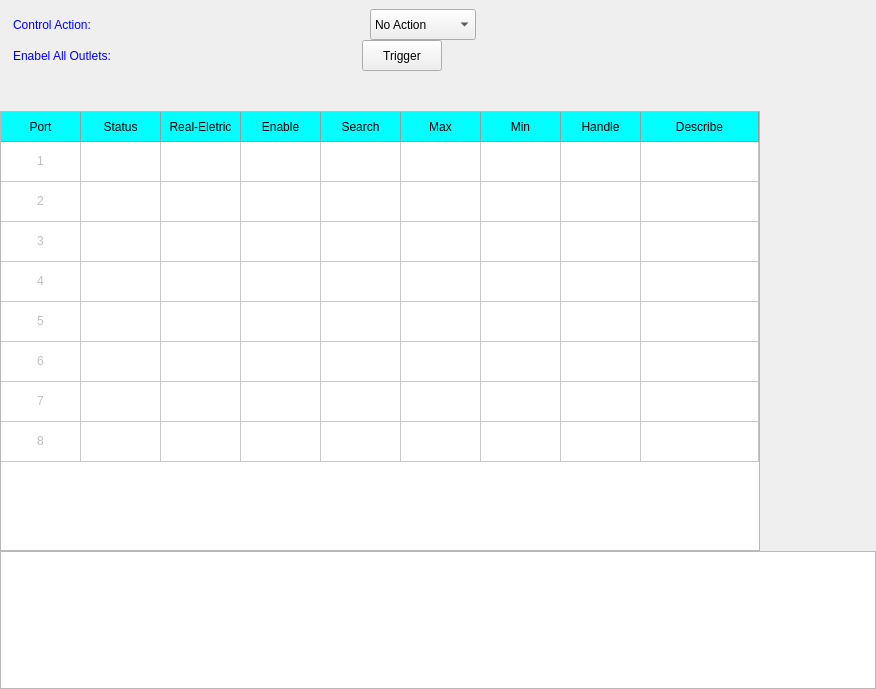
This is PS/Device_Manager/control.ui in yangfengfeng8/Test as Qt 5 draws it before an edit. The edited form follows.
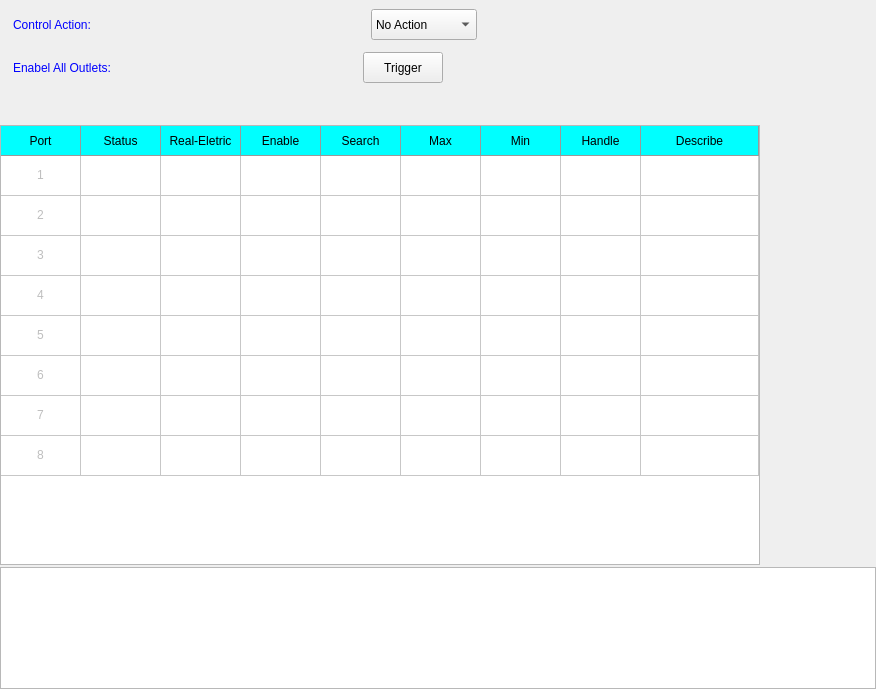
This is the edited form.

The edit to the form file:
```diff
--- a/PS/Device_Manager/control.ui
+++ b/PS/Device_Manager/control.ui
@@ -34,7 +34,7 @@
   </property>
   <layout class="QVBoxLayout" name="verticalLayout">
    <property name="spacing">
-    <number>0</number>
+    <number>2</number>
    </property>
    <property name="leftMargin">
     <number>0</number>
@@ -163,6 +163,22 @@
      </item>
     </layout>
    </item>
+   <item>
+    <spacer name="verticalSpacer_2">
+     <property name="orientation">
+      <enum>Qt::Vertical</enum>
+     </property>
+     <property name="sizeType">
+      <enum>QSizePolicy::Fixed</enum>
+     </property>
+     <property name="sizeHint" stdset="0">
+      <size>
+       <width>20</width>
+       <height>10</height>
+      </size>
+     </property>
+    </spacer>
+   </item>
    <item>
     <layout class="QHBoxLayout" name="horizontalLayout_2">
      <item>
@@ -395,7 +411,7 @@
        <string>1</string>
       </property>
       <property name="textAlignment">
-       <set>AlignHCenter|AlignVCenter|AlignCenter</set>
+       <set>AlignCenter</set>
       </property>
       <property name="flags">
        <set>ItemIsSelectable|ItemIsDragEnabled|ItemIsUserCheckable</set>
@@ -406,7 +422,7 @@
        <string/>
       </property>
       <property name="textAlignment">
-       <set>AlignHCenter|AlignVCenter|AlignCenter</set>
+       <set>AlignCenter</set>
       </property>
       <property name="flags">
        <set>ItemIsSelectable|ItemIsDragEnabled|ItemIsUserCheckable</set>
@@ -417,7 +433,7 @@
        <string/>
       </property>
       <property name="textAlignment">
-       <set>AlignHCenter|AlignVCenter|AlignCenter</set>
+       <set>AlignCenter</set>
       </property>
       <property name="flags">
        <set>ItemIsSelectable|ItemIsDragEnabled|ItemIsUserCheckable</set>
@@ -428,7 +444,7 @@
        <string/>
       </property>
       <property name="textAlignment">
-       <set>AlignHCenter|AlignVCenter|AlignCenter</set>
+       <set>AlignCenter</set>
       </property>
       <property name="flags">
        <set>ItemIsSelectable|ItemIsDragEnabled|ItemIsUserCheckable</set>
@@ -439,7 +455,7 @@
        <string/>
       </property>
       <property name="textAlignment">
-       <set>AlignHCenter|AlignVCenter|AlignCenter</set>
+       <set>AlignCenter</set>
       </property>
       <property name="flags">
        <set>ItemIsSelectable|ItemIsDragEnabled|ItemIsUserCheckable</set>
@@ -450,7 +466,7 @@
        <string/>
       </property>
       <property name="textAlignment">
-       <set>AlignHCenter|AlignVCenter|AlignCenter</set>
+       <set>AlignCenter</set>
       </property>
      </item>
      <item row="0" column="6">
@@ -458,7 +474,7 @@
        <string/>
       </property>
       <property name="textAlignment">
-       <set>AlignHCenter|AlignVCenter|AlignCenter</set>
+       <set>AlignCenter</set>
       </property>
      </item>
      <item row="0" column="7">
@@ -474,7 +490,7 @@
        <string>2</string>
       </property>
       <property name="textAlignment">
-       <set>AlignHCenter|AlignVCenter|AlignCenter</set>
+       <set>AlignCenter</set>
       </property>
       <property name="flags">
        <set>ItemIsSelectable|ItemIsDragEnabled|ItemIsUserCheckable</set>
@@ -485,7 +501,7 @@
        <string/>
       </property>
       <property name="textAlignment">
-       <set>AlignHCenter|AlignVCenter|AlignCenter</set>
+       <set>AlignCenter</set>
       </property>
       <property name="flags">
        <set>ItemIsSelectable|ItemIsDragEnabled|ItemIsUserCheckable</set>
@@ -496,7 +512,7 @@
        <string/>
       </property>
       <property name="textAlignment">
-       <set>AlignHCenter|AlignVCenter|AlignCenter</set>
+       <set>AlignCenter</set>
       </property>
       <property name="flags">
        <set>ItemIsSelectable|ItemIsDragEnabled|ItemIsUserCheckable</set>
@@ -507,7 +523,7 @@
        <string/>
       </property>
       <property name="textAlignment">
-       <set>AlignHCenter|AlignVCenter|AlignCenter</set>
+       <set>AlignCenter</set>
       </property>
       <property name="flags">
        <set>ItemIsSelectable|ItemIsDragEnabled|ItemIsUserCheckable</set>
@@ -518,7 +534,7 @@
        <string/>
       </property>
       <property name="textAlignment">
-       <set>AlignHCenter|AlignVCenter|AlignCenter</set>
+       <set>AlignCenter</set>
       </property>
       <property name="flags">
        <set>ItemIsSelectable|ItemIsDragEnabled|ItemIsUserCheckable</set>
@@ -529,7 +545,7 @@
        <string/>
       </property>
       <property name="textAlignment">
-       <set>AlignHCenter|AlignVCenter|AlignCenter</set>
+       <set>AlignCenter</set>
       </property>
      </item>
      <item row="1" column="6">
@@ -537,7 +553,7 @@
        <string/>
       </property>
       <property name="textAlignment">
-       <set>AlignHCenter|AlignVCenter|AlignCenter</set>
+       <set>AlignCenter</set>
       </property>
      </item>
      <item row="1" column="7">
@@ -553,7 +569,7 @@
        <string>3</string>
       </property>
       <property name="textAlignment">
-       <set>AlignHCenter|AlignVCenter|AlignCenter</set>
+       <set>AlignCenter</set>
       </property>
       <property name="flags">
        <set>ItemIsSelectable|ItemIsDragEnabled|ItemIsUserCheckable</set>
@@ -564,7 +580,7 @@
        <string/>
       </property>
       <property name="textAlignment">
-       <set>AlignHCenter|AlignVCenter|AlignCenter</set>
+       <set>AlignCenter</set>
       </property>
      </item>
      <item row="2" column="2">
@@ -572,7 +588,7 @@
        <string/>
       </property>
       <property name="textAlignment">
-       <set>AlignHCenter|AlignVCenter|AlignCenter</set>
+       <set>AlignCenter</set>
       </property>
       <property name="flags">
        <set>ItemIsSelectable|ItemIsDragEnabled|ItemIsUserCheckable</set>
@@ -583,7 +599,7 @@
        <string/>
       </property>
       <property name="textAlignment">
-       <set>AlignHCenter|AlignVCenter|AlignCenter</set>
+       <set>AlignCenter</set>
       </property>
       <property name="flags">
        <set>ItemIsSelectable|ItemIsDragEnabled|ItemIsUserCheckable</set>
@@ -594,7 +610,7 @@
        <string/>
       </property>
       <property name="textAlignment">
-       <set>AlignHCenter|AlignVCenter|AlignCenter</set>
+       <set>AlignCenter</set>
       </property>
       <property name="flags">
        <set>ItemIsSelectable|ItemIsDragEnabled|ItemIsUserCheckable</set>
@@ -605,7 +621,7 @@
        <string/>
       </property>
       <property name="textAlignment">
-       <set>AlignHCenter|AlignVCenter|AlignCenter</set>
+       <set>AlignCenter</set>
       </property>
      </item>
      <item row="2" column="6">
@@ -613,7 +629,7 @@
        <string/>
       </property>
       <property name="textAlignment">
-       <set>AlignHCenter|AlignVCenter|AlignCenter</set>
+       <set>AlignCenter</set>
       </property>
      </item>
      <item row="2" column="7">
@@ -629,7 +645,7 @@
        <string>4</string>
       </property>
       <property name="textAlignment">
-       <set>AlignHCenter|AlignVCenter|AlignCenter</set>
+       <set>AlignCenter</set>
       </property>
       <property name="flags">
        <set>ItemIsSelectable|ItemIsDragEnabled|ItemIsUserCheckable</set>
@@ -640,7 +656,7 @@
        <string/>
       </property>
       <property name="textAlignment">
-       <set>AlignHCenter|AlignVCenter|AlignCenter</set>
+       <set>AlignCenter</set>
       </property>
      </item>
      <item row="3" column="2">
@@ -648,7 +664,7 @@
        <string/>
       </property>
       <property name="textAlignment">
-       <set>AlignHCenter|AlignVCenter|AlignCenter</set>
+       <set>AlignCenter</set>
       </property>
       <property name="flags">
        <set>ItemIsSelectable|ItemIsDragEnabled|ItemIsUserCheckable</set>
@@ -659,7 +675,7 @@
        <string/>
       </property>
       <property name="textAlignment">
-       <set>AlignHCenter|AlignVCenter|AlignCenter</set>
+       <set>AlignCenter</set>
       </property>
       <property name="flags">
        <set>ItemIsSelectable|ItemIsDragEnabled|ItemIsUserCheckable</set>
@@ -670,7 +686,7 @@
        <string/>
       </property>
       <property name="textAlignment">
-       <set>AlignHCenter|AlignVCenter|AlignCenter</set>
+       <set>AlignCenter</set>
       </property>
       <property name="flags">
        <set>ItemIsSelectable|ItemIsDragEnabled|ItemIsUserCheckable</set>
@@ -681,7 +697,7 @@
        <string/>
       </property>
       <property name="textAlignment">
-       <set>AlignHCenter|AlignVCenter|AlignCenter</set>
+       <set>AlignCenter</set>
       </property>
      </item>
      <item row="3" column="6">
@@ -689,7 +705,7 @@
        <string/>
       </property>
       <property name="textAlignment">
-       <set>AlignHCenter|AlignVCenter|AlignCenter</set>
+       <set>AlignCenter</set>
       </property>
      </item>
      <item row="3" column="7">
@@ -705,7 +721,7 @@
        <string>5</string>
       </property>
       <property name="textAlignment">
-       <set>AlignHCenter|AlignVCenter|AlignCenter</set>
+       <set>AlignCenter</set>
       </property>
       <property name="flags">
        <set>ItemIsSelectable|ItemIsDragEnabled|ItemIsUserCheckable</set>
@@ -716,7 +732,7 @@
        <string/>
       </property>
       <property name="textAlignment">
-       <set>AlignHCenter|AlignVCenter|AlignCenter</set>
+       <set>AlignCenter</set>
       </property>
      </item>
      <item row="4" column="2">
@@ -724,7 +740,7 @@
        <string/>
       </property>
       <property name="textAlignment">
-       <set>AlignHCenter|AlignVCenter|AlignCenter</set>
+       <set>AlignCenter</set>
       </property>
       <property name="flags">
        <set>ItemIsSelectable|ItemIsDragEnabled|ItemIsUserCheckable</set>
@@ -735,7 +751,7 @@
        <string/>
       </property>
       <property name="textAlignment">
-       <set>AlignHCenter|AlignVCenter|AlignCenter</set>
+       <set>AlignCenter</set>
       </property>
       <property name="flags">
        <set>ItemIsSelectable|ItemIsDragEnabled|ItemIsUserCheckable</set>
@@ -746,7 +762,7 @@
        <string/>
       </property>
       <property name="textAlignment">
-       <set>AlignHCenter|AlignVCenter|AlignCenter</set>
+       <set>AlignCenter</set>
       </property>
       <property name="flags">
        <set>ItemIsSelectable|ItemIsDragEnabled|ItemIsUserCheckable</set>
@@ -757,7 +773,7 @@
        <string/>
       </property>
       <property name="textAlignment">
-       <set>AlignHCenter|AlignVCenter|AlignCenter</set>
+       <set>AlignCenter</set>
       </property>
      </item>
      <item row="4" column="6">
@@ -765,7 +781,7 @@
        <string/>
       </property>
       <property name="textAlignment">
-       <set>AlignHCenter|AlignVCenter|AlignCenter</set>
+       <set>AlignCenter</set>
       </property>
      </item>
      <item row="4" column="7">
@@ -781,7 +797,7 @@
        <string>6</string>
       </property>
       <property name="textAlignment">
-       <set>AlignHCenter|AlignVCenter|AlignCenter</set>
+       <set>AlignCenter</set>
       </property>
       <property name="flags">
        <set>ItemIsSelectable|ItemIsDragEnabled|ItemIsUserCheckable</set>
@@ -792,7 +808,7 @@
        <string/>
       </property>
       <property name="textAlignment">
-       <set>AlignHCenter|AlignVCenter|AlignCenter</set>
+       <set>AlignCenter</set>
       </property>
      </item>
      <item row="5" column="2">
@@ -800,7 +816,7 @@
        <string/>
       </property>
       <property name="textAlignment">
-       <set>AlignHCenter|AlignVCenter|AlignCenter</set>
+       <set>AlignCenter</set>
       </property>
       <property name="flags">
        <set>ItemIsSelectable|ItemIsDragEnabled|ItemIsUserCheckable</set>
@@ -811,7 +827,7 @@
        <string/>
       </property>
       <property name="textAlignment">
-       <set>AlignHCenter|AlignVCenter|AlignCenter</set>
+       <set>AlignCenter</set>
       </property>
       <property name="flags">
        <set>ItemIsSelectable|ItemIsDragEnabled|ItemIsUserCheckable</set>
@@ -822,7 +838,7 @@
        <string/>
       </property>
       <property name="textAlignment">
-       <set>AlignHCenter|AlignVCenter|AlignCenter</set>
+       <set>AlignCenter</set>
       </property>
       <property name="flags">
        <set>ItemIsSelectable|ItemIsDragEnabled|ItemIsUserCheckable</set>
@@ -833,7 +849,7 @@
        <string/>
       </property>
       <property name="textAlignment">
-       <set>AlignHCenter|AlignVCenter|AlignCenter</set>
+       <set>AlignCenter</set>
       </property>
      </item>
      <item row="5" column="6">
@@ -841,7 +857,7 @@
        <string/>
       </property>
       <property name="textAlignment">
-       <set>AlignHCenter|AlignVCenter|AlignCenter</set>
+       <set>AlignCenter</set>
       </property>
      </item>
      <item row="5" column="7">
@@ -857,7 +873,7 @@
        <string>7</string>
       </property>
       <property name="textAlignment">
-       <set>AlignHCenter|AlignVCenter|AlignCenter</set>
+       <set>AlignCenter</set>
       </property>
       <property name="flags">
        <set>ItemIsSelectable|ItemIsDragEnabled|ItemIsUserCheckable</set>
@@ -868,7 +884,7 @@
        <string/>
       </property>
       <property name="textAlignment">
-       <set>AlignHCenter|AlignVCenter|AlignCenter</set>
+       <set>AlignCenter</set>
       </property>
      </item>
      <item row="6" column="2">
@@ -876,7 +892,7 @@
        <string/>
       </property>
       <property name="textAlignment">
-       <set>AlignHCenter|AlignVCenter|AlignCenter</set>
+       <set>AlignCenter</set>
       </property>
       <property name="flags">
        <set>ItemIsSelectable|ItemIsDragEnabled|ItemIsUserCheckable</set>
@@ -887,7 +903,7 @@
        <string/>
       </property>
       <property name="textAlignment">
-       <set>AlignHCenter|AlignVCenter|AlignCenter</set>
+       <set>AlignCenter</set>
       </property>
       <property name="flags">
        <set>ItemIsSelectable|ItemIsDragEnabled|ItemIsUserCheckable</set>
@@ -898,7 +914,7 @@
        <string/>
       </property>
       <property name="textAlignment">
-       <set>AlignHCenter|AlignVCenter|AlignCenter</set>
+       <set>AlignCenter</set>
       </property>
       <property name="flags">
        <set>ItemIsSelectable|ItemIsDragEnabled|ItemIsUserCheckable</set>
@@ -909,7 +925,7 @@
        <string/>
       </property>
       <property name="textAlignment">
-       <set>AlignHCenter|AlignVCenter|AlignCenter</set>
+       <set>AlignCenter</set>
       </property>
      </item>
      <item row="6" column="6">
@@ -917,7 +933,7 @@
        <string/>
       </property>
       <property name="textAlignment">
-       <set>AlignHCenter|AlignVCenter|AlignCenter</set>
+       <set>AlignCenter</set>
       </property>
      </item>
      <item row="6" column="7">
@@ -933,7 +949,7 @@
        <string>8</string>
       </property>
       <property name="textAlignment">
-       <set>AlignHCenter|AlignVCenter|AlignCenter</set>
+       <set>AlignCenter</set>
       </property>
       <property name="flags">
        <set>ItemIsSelectable|ItemIsDragEnabled|ItemIsUserCheckable</set>
@@ -944,7 +960,7 @@
        <string/>
       </property>
       <property name="textAlignment">
-       <set>AlignHCenter|AlignVCenter|AlignCenter</set>
+       <set>AlignCenter</set>
       </property>
      </item>
      <item row="7" column="2">
@@ -952,7 +968,7 @@
        <string/>
       </property>
       <property name="textAlignment">
-       <set>AlignHCenter|AlignVCenter|AlignCenter</set>
+       <set>AlignCenter</set>
       </property>
       <property name="flags">
        <set>ItemIsSelectable|ItemIsDragEnabled|ItemIsUserCheckable</set>
@@ -963,7 +979,7 @@
        <string/>
       </property>
       <property name="textAlignment">
-       <set>AlignHCenter|AlignVCenter|AlignCenter</set>
+       <set>AlignCenter</set>
       </property>
       <property name="flags">
        <set>ItemIsSelectable|ItemIsDragEnabled|ItemIsUserCheckable</set>
@@ -974,7 +990,7 @@
        <string/>
       </property>
       <property name="textAlignment">
-       <set>AlignHCenter|AlignVCenter|AlignCenter</set>
+       <set>AlignCenter</set>
       </property>
       <property name="flags">
        <set>ItemIsSelectable|ItemIsDragEnabled|ItemIsUserCheckable</set>
@@ -985,7 +1001,7 @@
        <string/>
       </property>
       <property name="textAlignment">
-       <set>AlignHCenter|AlignVCenter|AlignCenter</set>
+       <set>AlignCenter</set>
       </property>
      </item>
      <item row="7" column="6">
@@ -993,7 +1009,7 @@
        <string/>
       </property>
       <property name="textAlignment">
-       <set>AlignHCenter|AlignVCenter|AlignCenter</set>
+       <set>AlignCenter</set>
       </property>
      </item>
      <item row="7" column="7">
```
